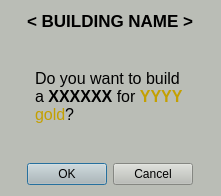
Qt form ProfitableDungeons/buy_dialog.ui (Talendar/profitable_dungeons) before a commit.
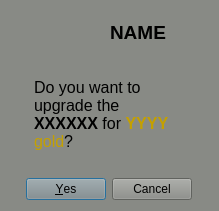
The same form after that commit. Icons and pictures are not drawn.

```diff
--- a/ProfitableDungeons/buy_dialog.ui
+++ b/ProfitableDungeons/buy_dialog.ui
@@ -6,30 +6,116 @@
    <rect>
     <x>0</x>
     <y>0</y>
-    <width>221</width>
-    <height>196</height>
+    <width>219</width>
+    <height>211</height>
    </rect>
   </property>
   <property name="windowTitle">
    <string>Dialog</string>
   </property>
   <property name="styleSheet">
-   <string notr="true">background-color: rgb(186, 189, 182);</string>
+   <string notr="true">background-color: rgb(136, 138, 133);</string>
   </property>
   <layout class="QVBoxLayout" name="verticalLayout">
-   <item alignment="Qt::AlignHCenter">
-    <widget class="QLabel" name="title">
-     <property name="font">
-      <font>
-       <pointsize>13</pointsize>
-       <weight>75</weight>
-       <bold>true</bold>
-      </font>
+   <item>
+    <layout class="QHBoxLayout" name="horizontalLayout_6">
+     <property name="spacing">
+      <number>4</number>
      </property>
-     <property name="text">
-      <string>&lt; BUILDING NAME &gt;</string>
+     <property name="bottomMargin">
+      <number>0</number>
      </property>
-    </widget>
+     <item>
+      <spacer name="horizontalSpacer_9">
+       <property name="orientation">
+        <enum>Qt::Horizontal</enum>
+       </property>
+       <property name="sizeHint" stdset="0">
+        <size>
+         <width>40</width>
+         <height>20</height>
+        </size>
+       </property>
+      </spacer>
+     </item>
+     <item>
+      <widget class="QLabel" name="building_img">
+       <property name="enabled">
+        <bool>true</bool>
+       </property>
+       <property name="sizePolicy">
+        <sizepolicy hsizetype="Fixed" vsizetype="Fixed">
+         <horstretch>0</horstretch>
+         <verstretch>0</verstretch>
+        </sizepolicy>
+       </property>
+       <property name="minimumSize">
+        <size>
+         <width>42</width>
+         <height>42</height>
+        </size>
+       </property>
+       <property name="maximumSize">
+        <size>
+         <width>42</width>
+         <height>42</height>
+        </size>
+       </property>
+       <property name="text">
+        <string/>
+       </property>
+       <property name="pixmap">
+        <pixmap resource="resources.qrc">:/buildings/res/imgs/house.png</pixmap>
+       </property>
+       <property name="scaledContents">
+        <bool>true</bool>
+       </property>
+      </widget>
+     </item>
+     <item>
+      <spacer name="horizontalSpacer_11">
+       <property name="orientation">
+        <enum>Qt::Horizontal</enum>
+       </property>
+       <property name="sizeType">
+        <enum>QSizePolicy::Fixed</enum>
+       </property>
+       <property name="sizeHint" stdset="0">
+        <size>
+         <width>10</width>
+         <height>20</height>
+        </size>
+       </property>
+      </spacer>
+     </item>
+     <item>
+      <widget class="QLabel" name="building_name">
+       <property name="font">
+        <font>
+         <pointsize>14</pointsize>
+         <weight>75</weight>
+         <bold>true</bold>
+        </font>
+       </property>
+       <property name="text">
+        <string>NAME</string>
+       </property>
+      </widget>
+     </item>
+     <item>
+      <spacer name="horizontalSpacer_10">
+       <property name="orientation">
+        <enum>Qt::Horizontal</enum>
+       </property>
+       <property name="sizeHint" stdset="0">
+        <size>
+         <width>40</width>
+         <height>20</height>
+        </size>
+       </property>
+      </spacer>
+     </item>
+    </layout>
    </item>
    <item>
     <spacer name="verticalSpacer_2">
@@ -44,7 +130,7 @@
      </property>
     </spacer>
    </item>
-   <item alignment="Qt::AlignHCenter">
+   <item alignment="Qt::AlignHCenter|Qt::AlignVCenter">
     <widget class="QLabel" name="text">
      <property name="sizePolicy">
       <sizepolicy hsizetype="Preferred" vsizetype="Preferred">
@@ -59,7 +145,7 @@
       </size>
      </property>
      <property name="text">
-      <string>&lt;html&gt;&lt;head/&gt;&lt;body&gt;&lt;p&gt;&lt;span style=&quot; font-size:12pt;&quot;&gt;Do you want to build a &lt;/span&gt;&lt;span style=&quot; font-size:12pt; font-weight:600;&quot;&gt;XXXXXX&lt;/span&gt;&lt;span style=&quot; font-size:12pt;&quot;&gt; for &lt;/span&gt;&lt;span style=&quot; font-size:12pt; font-weight:600; color:#c4a000;&quot;&gt;YYYY&lt;/span&gt;&lt;span style=&quot; font-size:12pt; color:#c4a000;&quot;&gt; gold&lt;/span&gt;&lt;span style=&quot; font-size:12pt;&quot;&gt;?&lt;/span&gt;&lt;/p&gt;&lt;/body&gt;&lt;/html&gt;</string>
+      <string>&lt;html&gt;&lt;head/&gt;&lt;body&gt;&lt;p&gt;&lt;span style=&quot; font-size:12pt;&quot;&gt;Do you want to upgrade the &lt;/span&gt;&lt;span style=&quot; font-size:12pt; font-weight:600;&quot;&gt;XXXXXX&lt;/span&gt;&lt;span style=&quot; font-size:12pt;&quot;&gt; for &lt;/span&gt;&lt;span style=&quot; font-size:12pt; font-weight:600; color:#c4a000;&quot;&gt;YYYY&lt;/span&gt;&lt;span style=&quot; font-size:12pt; color:#c4a000;&quot;&gt; gold&lt;/span&gt;&lt;span style=&quot; font-size:12pt;&quot;&gt;?&lt;/span&gt;&lt;/p&gt;&lt;/body&gt;&lt;/html&gt;</string>
      </property>
      <property name="textFormat">
       <enum>Qt::RichText</enum>
@@ -94,7 +180,7 @@
       <enum>Qt::Horizontal</enum>
      </property>
      <property name="standardButtons">
-      <set>QDialogButtonBox::Cancel|QDialogButtonBox::Ok</set>
+      <set>QDialogButtonBox::Cancel|QDialogButtonBox::Yes</set>
      </property>
     </widget>
    </item>
```
Left out of the diff: 6 changed lines with no effect on the pictures.
